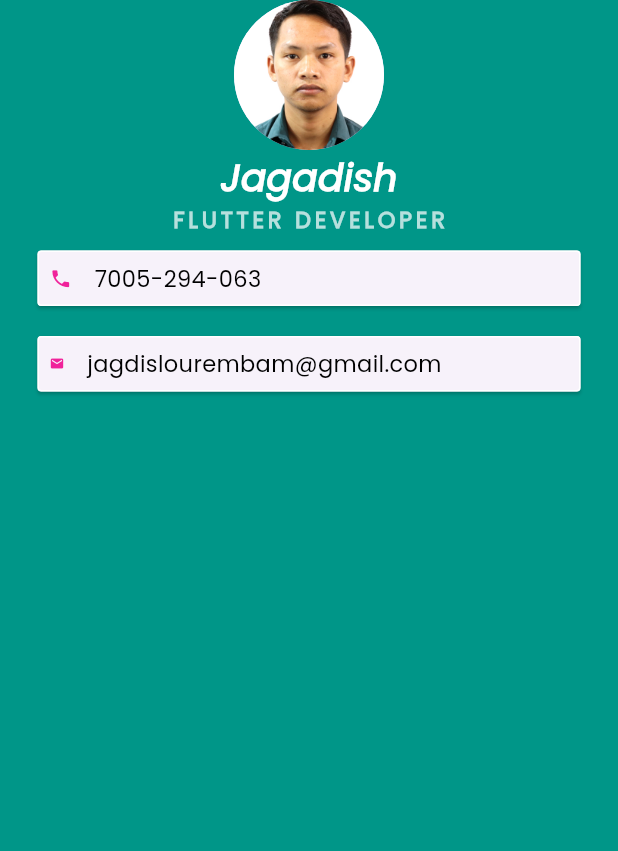
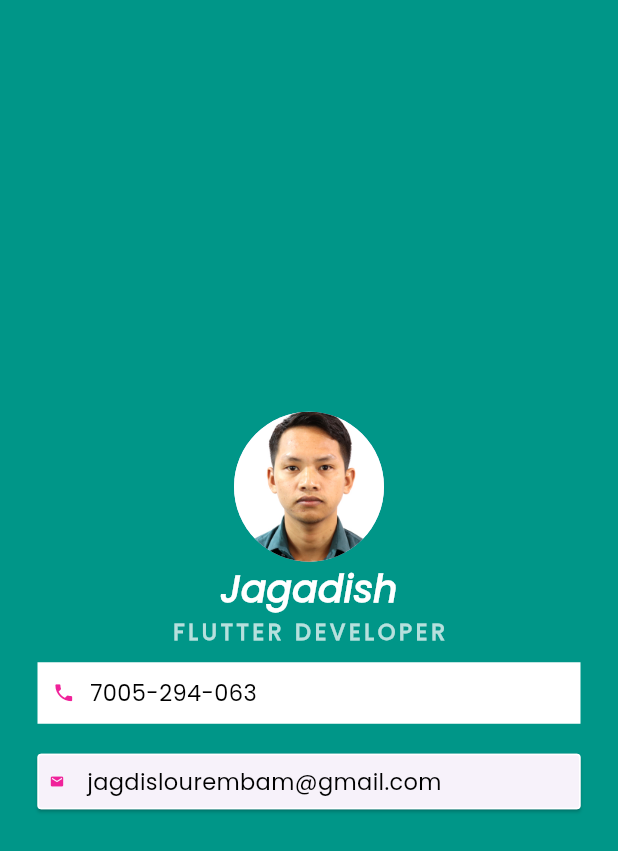
Before and after one commit to lj-D-coder/flutter_Learn, a Flutter app: the screen it shows after launch, on a phone screen of 412 x 824 dp. Shown: the top 851 px of the screen. Run offline on Flutter 3.47's test engine with Material 3 defaults, Android fonts, the phone set to English and light mode, and no system bars.

Commit message:
addiing const

```diff
--- a/lib/main.dart
+++ b/lib/main.dart
@@ -11,17 +11,19 @@ class MyApp extends StatelessWidget {
 
   @override
   Widget build(BuildContext context) {
-    return const MaterialApp(
+    return  MaterialApp(
+      debugShowCheckedModeBanner: false,
       home: Scaffold(
         backgroundColor: Colors.teal,
-         body: SafeArea(
+         body: Center(
           child:Column(
+            mainAxisAlignment: MainAxisAlignment.center,
              children: <Widget>[
-               CircleAvatar(
+               const CircleAvatar(
               radius: 50.0,
               backgroundImage: AssetImage('images/lourembam.jpg'),
             ),
-             Text(
+             const Text(
               'Jagadish',
               style: TextStyle(
                 fontFamily: 'Poppins',
@@ -32,7 +34,7 @@ class MyApp extends StatelessWidget {
 
               ),
             ),
-             Text(
+             const Text(
               "FLUTTER DEVELOPER",
               style: TextStyle(
                 fontFamily: 'Poppins',
@@ -42,17 +44,11 @@ class MyApp extends StatelessWidget {
                 fontSize: 15.0
               ),
             ),
-              Card(
-                 shape: RoundedRectangleBorder(
-                  side: BorderSide(
+              Container(
                 color: Colors.white,
-                  ),
-                  borderRadius: BorderRadius.all(Radius.circular(2.5)),
-                  ),
-                margin: EdgeInsetsDirectional.symmetric(vertical: 10.0, horizontal: 25.0),
-                child: Padding(
-                  padding: EdgeInsets.all(8.0),
-                  child: Row(
+                 padding: const EdgeInsets.all(10.0),
+                margin: const EdgeInsetsDirectional.symmetric(vertical: 10.0, horizontal: 25.0),
+                child: const Row(
                 children: <Widget>[
                   Icon(
                     Icons.phone,
@@ -60,7 +56,7 @@ class MyApp extends StatelessWidget {
                     color: Color.fromARGB(255, 240, 34, 154),
                   ),
                   SizedBox(
-                      width: 15.0,
+                    width: 10.0,
                   ),
                   Text('7005-294-063',
                     style: TextStyle(
@@ -72,8 +68,7 @@ class MyApp extends StatelessWidget {
                 ],
               ),
               ),
-              ),
-                Card(
+                const Card(
                 shape: RoundedRectangleBorder(
                   side: BorderSide(
                     color: Colors.white,
```
Lines whose indentation alone changed are shown as unchanged.
